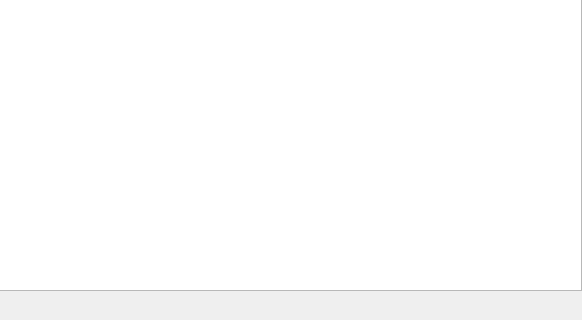
First picture: the form in src/Sigil/Form_Files/ReportsImageFilesWidget.ui, repository Sigil-Ebook/Sigil, before the edit; both pictures show x 418 to 1000 and y 280 to 600 of the 1000 by 600 pixel window.
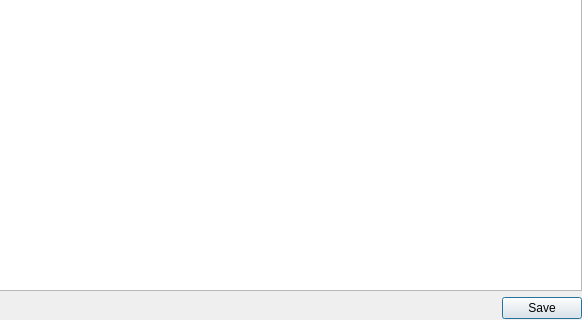
Second picture: the form after the edit. Icons and pictures are not drawn.

Commit message: Implement issue 1711: Reports should allowing saving to comma separated text file.  Simplify function calls, fix issue with double-clicking last style entries.

Patch:
```diff
--- a/src/Sigil/Form_Files/ReportsImageFilesWidget.ui
+++ b/src/Sigil/Form_Files/ReportsImageFilesWidget.ui
@@ -106,6 +106,13 @@
        </property>
       </spacer>
      </item>
+     <item>
+      <widget class="QDialogButtonBox" name="buttonBox">
+       <property name="standardButtons">
+        <set>QDialogButtonBox::Save</set>
+       </property>
+      </widget>
+     </item>
     </layout>
    </item>
   </layout>
```
The commit also changes 20 other files.
